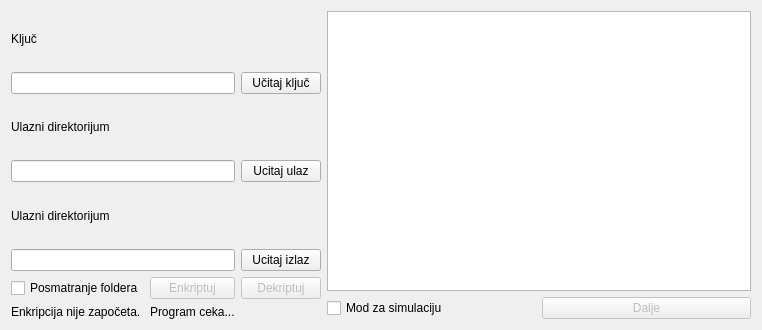
First picture: the form in appgui.ui, repository Pritilender/CryptoLab, before the edit.
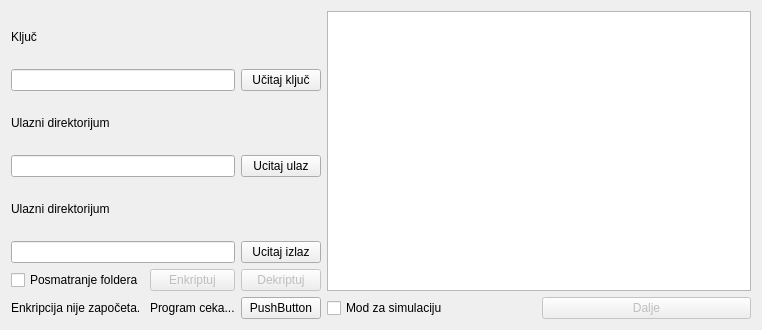
Second picture: the form after the edit.

The edit to the form file:
```diff
--- a/appgui.ui
+++ b/appgui.ui
@@ -219,6 +219,13 @@
        </property>
       </widget>
      </item>
+     <item row="4" column="2">
+      <widget class="QPushButton" name="pushButton">
+       <property name="text">
+        <string>PushButton</string>
+       </property>
+      </widget>
+     </item>
     </layout>
    </item>
    <item row="0" column="1">
```
